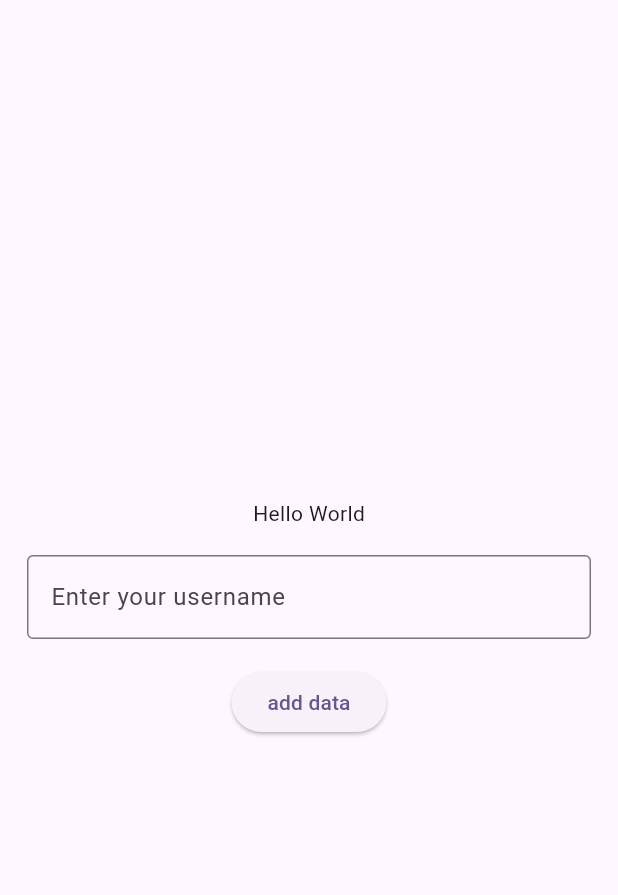
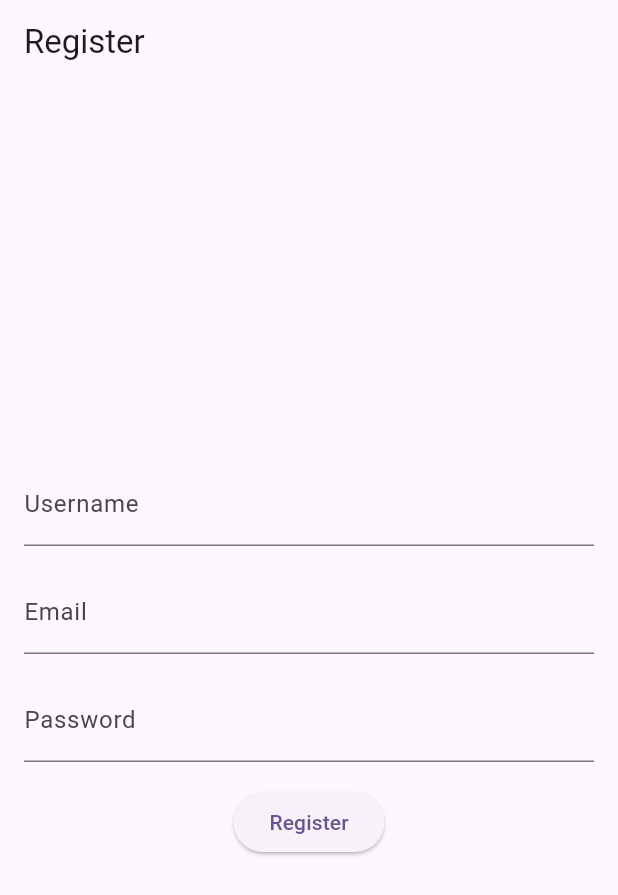
Before and after one commit to bakicpp/plant-app, a Flutter app: the screen it shows after launch, on a phone screen of 412 x 824 dp. Shown: the top 895 px of the screen. Run offline on Flutter 3.47's test engine with Material 3 defaults, Android fonts, the phone set to English and light mode, and no system bars; our stand-ins replace cloud_firestore, firebase_auth, firebase_core, firebase_storage; accounts and stored records are empty.

Commit message:
created login and register pages

```diff
--- a/plant_app/lib/firebase_services/auth_service.dart
+++ b/plant_app/lib/firebase_services/auth_service.dart
@@ -1,7 +1,7 @@
 import 'package:firebase_core/firebase_core.dart';
 import 'package:firebase_auth/firebase_auth.dart';
 
-class FirebaseService {
+class AuthService {
   final FirebaseAuth _auth = FirebaseAuth.instance;
 
   Future<void> initializeFirebase() async {
--- a/plant_app/lib/main.dart
+++ b/plant_app/lib/main.dart
@@ -1,6 +1,8 @@
 import 'package:firebase_core/firebase_core.dart';
 import 'package:flutter/material.dart';
 import 'package:plant_app/pages/homepage.dart';
+import 'package:plant_app/pages/login_page.dart';
+import 'package:plant_app/pages/register_page.dart';
 
 void main() async {
   WidgetsFlutterBinding.ensureInitialized();
@@ -25,7 +27,7 @@ class MyApp extends StatelessWidget {
         colorScheme: ColorScheme.fromSeed(seedColor: Colors.deepPurple),
         useMaterial3: true,
       ),
-      home: const Homepage(),
+      home: const RegisterPage(),
     );
   }
 }
--- /dev/null
+++ b/plant_app/lib/pages/register_page.dart
@@ -0,0 +1,68 @@
+import 'package:flutter/material.dart';
+import 'package:plant_app/firebase_services/auth_service.dart';
+
+class RegisterPage extends StatefulWidget {
+  const RegisterPage({Key? key}) : super(key: key);
+
+  @override
+  State<RegisterPage> createState() => _RegisterPageState();
+}
+
+class _RegisterPageState extends State<RegisterPage> {
+  TextEditingController _emailController = TextEditingController();
+  TextEditingController _passwordController = TextEditingController();
+  @override
+  Widget build(BuildContext context) {
+    return Scaffold(
+      appBar: AppBar(
+        title: const Text('Register'),
+      ),
+      body: Padding(
+        padding: const EdgeInsets.all(16.0),
+        child: Column(
+          mainAxisAlignment: MainAxisAlignment.center,
+          children: [
+            TextField(
+              decoration: const InputDecoration(
+                labelText: 'Username',
+              ),
+            ),
+            const SizedBox(height: 16.0),
+            TextField(
+              controller: _emailController,
+              decoration: const InputDecoration(
+                labelText: 'Email',
+              ),
+            ),
+            const SizedBox(height: 16.0),
+            TextField(
+              controller: _passwordController,
+              decoration: const InputDecoration(
+                labelText: 'Password',
+              ),
+              obscureText: true,
+            ),
+            const SizedBox(height: 16.0),
+            ElevatedButton(
+              onPressed: () {
+                AuthService()
+                    .createUserWithEmailAndPassword(
+                        _emailController.text, _passwordController.text)
+                    .then((value) {
+                  Navigator.pushReplacementNamed(context, '/homepage');
+                }).catchError((e) {
+                  ScaffoldMessenger.of(context).showSnackBar(
+                    SnackBar(
+                      content: Text(e.toString()),
+                    ),
+                  );
+                });
+              },
+              child: const Text('Register'),
+            ),
+          ],
+        ),
+      ),
+    );
+  }
+}
```
Also changed, not shown: plant_app/lib/pages/login_page.dart (added, +63 -0 lines).
